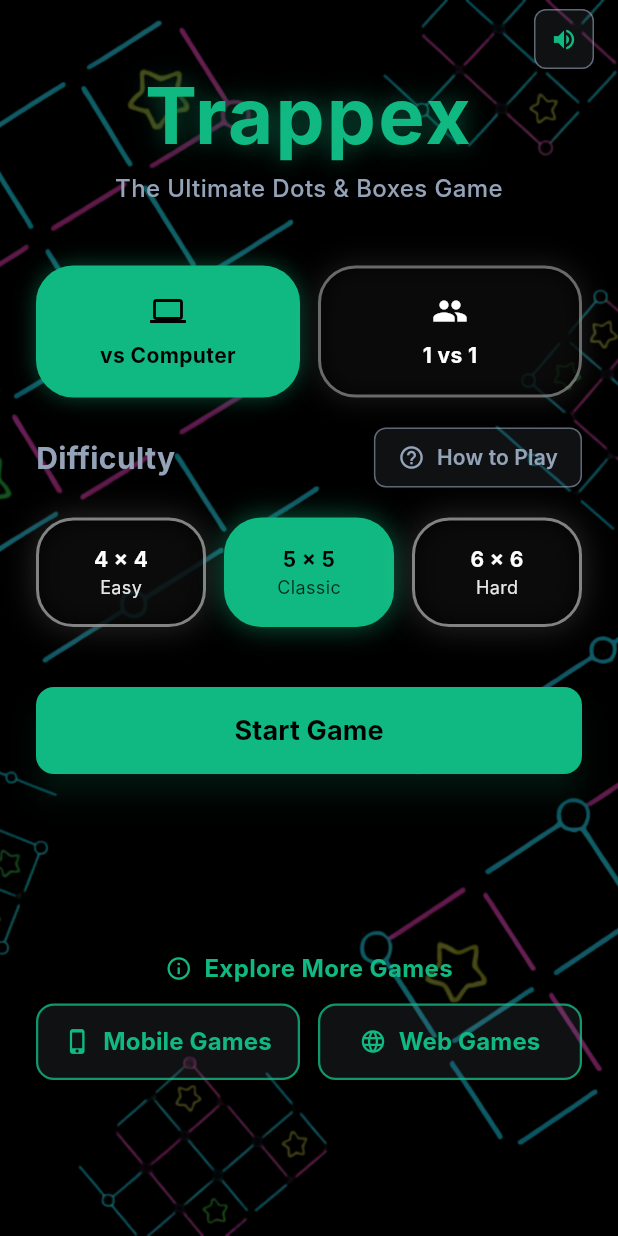
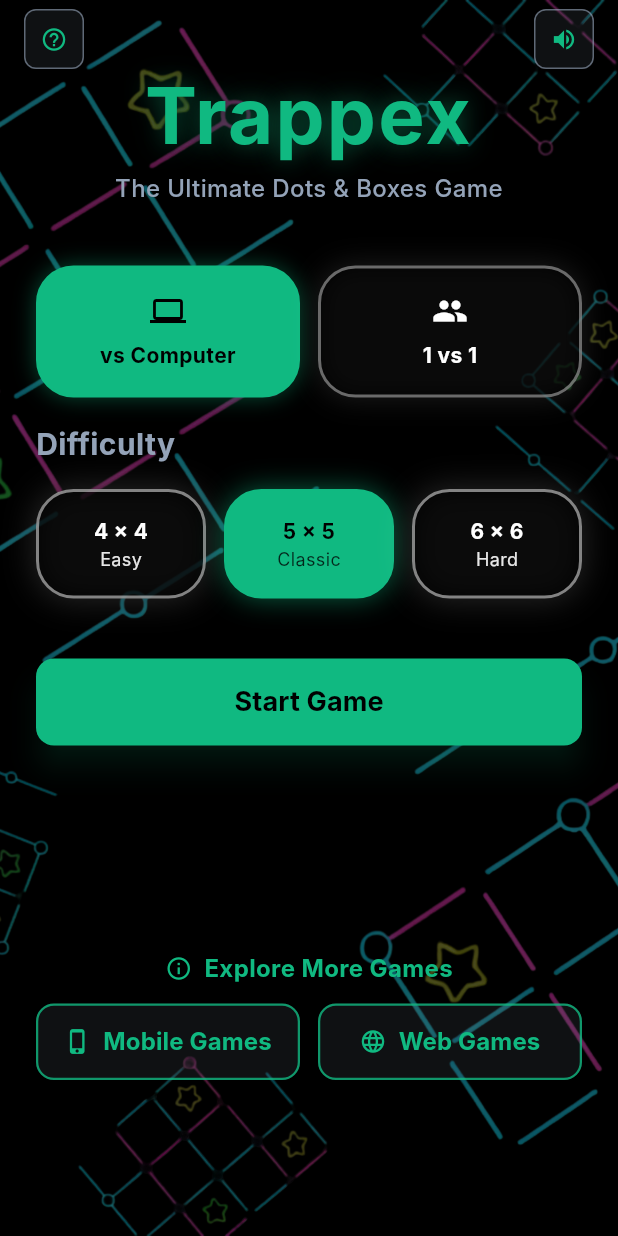
Before and after one commit to AgendeasSolution/trappex, a Flutter app: the screen it shows after launch, on a phone screen of 412 x 824 dp. Run offline on Flutter 3.47's test engine with Material 3 defaults, Android fonts, the light colour scheme and no system bars; our stand-ins replace audioplayers, google_mobile_ads, shared_preferences; network calls fail; Roboto replaces fonts that are missing (Inter).

Commit message:
Refactor game and home screens for improved layout and responsiveness
Updated the GameScreen to enhance UI responsiveness with dynamic padding adjustments. Refactored the HomeScreen to introduce a more structured layout for the "Explore More Games" section, including a new icon and text arrangement. Improved the How to Play popup with a dismiss button and adjusted various padding and sizing for better visual consistency. Additionally, added an offline state handling in the OtherGamesScreen to improve user experience during connectivity issues.

```diff
--- a/lib/screens/home_screen.dart
+++ b/lib/screens/home_screen.dart
@@ -177,15 +177,51 @@ class _HomeScreenState extends State<HomeScreen> {
                     alignment: Alignment.bottomCenter,
                     child: Padding(
                       padding: const EdgeInsets.fromLTRB(24, 0, 24, 24),
-                      child: _buildExploreMoreSection(),
+                      child: Column(
+                        mainAxisSize: MainAxisSize.min,
+                        children: [
+                          Row(
+                            mainAxisSize: MainAxisSize.min,
+                            children: [
+                              Icon(
+                                Icons.info_outline,
+                                color: AppColors.p1Color,
+                                size: 18,
+                              ),
+                              const SizedBox(width: 8),
+                              Text(
+                                "Explore More Games",
+                                style: TextStyle(
+                                  fontSize: 16,
+                                  color: AppColors.p1Color,
+                                  fontWeight: FontWeight.w700,
+                                ),
+                              ),
+                            ],
+                          ),
+                          const SizedBox(height: 12),
+                          _buildGamesLinksRow(),
+                        ],
+                      ),
                     ),
                   ),
                   if (_isHowToPlayVisible) _buildHowToPlayPopup(),
                   // Sound toggle button in top-right corner - positioned last so it's on top
                   Positioned(
                     top: 2,
+                    left: 12,
                     right: 12,
-                    child: _buildSoundToggleButton(),
+                  child: Row(
+                    mainAxisAlignment: MainAxisAlignment.spaceBetween,
+                    children: [
+                      _isHowToPlayVisible
+                          ? const SizedBox(width: 40, height: 40)
+                          : _buildHowToPlayIconButton(),
+                      _isHowToPlayVisible
+                          ? const SizedBox(width: 40, height: 40)
+                          : _buildSoundToggleButton(),
+                    ],
+                  ),
                   ),
                 ],
               ),
@@ -224,51 +260,78 @@ class _HomeScreenState extends State<HomeScreen> {
     );
   }
 
-  Widget _buildCompactHowToPlayButton(BuildContext context) {
-    return OutlinedButton.icon(
+  Widget _buildHowToPlayIconButton() {
+    return OutlinedButton(
       onPressed: () async {
         await AudioService.instance.playClickSound();
         setState(() => _isHowToPlayVisible = true);
       },
-      icon: const Icon(Icons.help_outline, color: AppColors.mutedColor, size: 18),
-      label: const Text(
-        "How to Play",
-        style: TextStyle(
-          fontSize: 14,
-          color: AppColors.mutedColor,
-          fontWeight: FontWeight.w600,
-        ),
-      ),
       style: OutlinedButton.styleFrom(
-        padding: const EdgeInsets.symmetric(vertical: 8, horizontal: 16),
+        padding: const EdgeInsets.all(8),
         side: BorderSide(color: AppColors.mutedColor.withOpacity(0.6)),
         shape: RoundedRectangleBorder(
           borderRadius: BorderRadius.circular(8),
         ),
         backgroundColor: AppColors.mutedColor.withOpacity(0.1),
+        minimumSize: const Size(40, 40),
+      ),
+      child: Icon(
+        Icons.help_outline,
+        color: _isSoundEnabled ? AppColors.p1Color : AppColors.mutedColor,
+        size: 18,
       ),
     );
   }
 
   Widget _buildHowToPlayPopup() {
     return PopupOverlay(
+      onDismiss: () {
+        AudioService.instance.playClickSound();
+        setState(() => _isHowToPlayVisible = false);
+      },
       child: Container(
         constraints: const BoxConstraints(maxHeight: 500),
         child: SingleChildScrollView(
+          padding: EdgeInsets.zero,
           child: Column(
             mainAxisSize: MainAxisSize.min,
             crossAxisAlignment: CrossAxisAlignment.start,
             children: [
-              const Text(
+              Row(
+                children: [
+                  const Expanded(
+                    child: Text(
                       "How to Play",
                       style: TextStyle(
                         fontSize: 28,
                         color: AppColors.p1Color,
                         fontWeight: FontWeight.bold,
                       ),
-                textAlign: TextAlign.center,
                     ),
-              const SizedBox(height: 16),
+                  ),
+                  OutlinedButton(
+                    onPressed: () async {
+                      await AudioService.instance.playClickSound();
+                      setState(() => _isHowToPlayVisible = false);
+                    },
+                    style: OutlinedButton.styleFrom(
+                      padding: EdgeInsets.zero,
+                      minimumSize: const Size(36, 36),
+                      side: BorderSide(color: Colors.white24),
+                      backgroundColor: Colors.white.withOpacity(0.08),
+                      shape: RoundedRectangleBorder(
+                        borderRadius: BorderRadius.circular(8),
+                      ),
+                    ),
+                    child: const Icon(
+                      Icons.close,
+                      color: Colors.white70,
+                      size: 18,
+                    ),
+                  ),
+                ],
+              ),
+              const SizedBox(height: 12),
               const Text(
                 "Objective:",
                 style: TextStyle(
@@ -305,30 +368,7 @@ class _HomeScreenState extends State<HomeScreen> {
               ),
               const SizedBox(height: 6),
               _buildRuleItem("The player with the most claimed squares wins!"),
-              const SizedBox(height: 20),
-              Center(
-                child: ElevatedButton(
-                  onPressed: () async {
-                    await AudioService.instance.playClickSound();
-                    setState(() => _isHowToPlayVisible = false);
-                  },
-                  style: ElevatedButton.styleFrom(
-                    backgroundColor: AppColors.p1Color,
-                    padding: const EdgeInsets.symmetric(horizontal: 24, vertical: 12),
-                    shape: RoundedRectangleBorder(
-                      borderRadius: BorderRadius.circular(8),
-                    ),
-                  ),
-                  child: const Text(
-                    "Got it!",
-                    style: TextStyle(
-                      fontSize: 16,
-                      color: Colors.black,
-                      fontWeight: FontWeight.bold,
-                    ),
-                  ),
-                ),
-              ),
+              const SizedBox(height: 8),
             ],
           ),
         ),
@@ -485,10 +525,9 @@ class _HomeScreenState extends State<HomeScreen> {
   Widget _buildGridSelector(BuildContext context) {
     return Column(
       children: [
-        Row(
-          mainAxisAlignment: MainAxisAlignment.spaceBetween,
-          children: [
-            Text(
+        Align(
+          alignment: Alignment.centerLeft,
+          child: Text(
             "Difficulty",
             style: TextStyle(
               color: AppColors.mutedColor,
@@ -496,8 +535,6 @@ class _HomeScreenState extends State<HomeScreen> {
               fontWeight: FontWeight.bold,
             ),
           ),
-            _buildCompactHowToPlayButton(context),
-          ],
         ),
         const SizedBox(height: 16),
         Row(
@@ -530,35 +567,6 @@ class _HomeScreenState extends State<HomeScreen> {
             ),
           ],
         ),
-      ],
-    );
-  }
-
-  Widget _buildExploreMoreSection() {
-    return Column(
-      mainAxisSize: MainAxisSize.min,
-      children: [
-        Row(
-          mainAxisSize: MainAxisSize.min,
-          children: [
-            Icon(
-              Icons.info_outline,
-              color: AppColors.p1Color,
-              size: 18,
-            ),
-            const SizedBox(width: 8),
-            Text(
-              "Explore More Games",
-              style: TextStyle(
-                fontSize: 16,
-                color: AppColors.p1Color,
-                fontWeight: FontWeight.w700,
-              ),
-            ),
-          ],
-        ),
-        const SizedBox(height: 12),
-        _buildGamesLinksRow(),
       ],
     );
   }
```
Also changed, not shown: lib/screens/game_screen.dart (+8 -2 lines), lib/screens/other_games_screen.dart (+98 -35 lines), lib/widgets/common/popup_overlay.dart (+29 -14 lines). Lines whose indentation alone changed are shown as unchanged.
